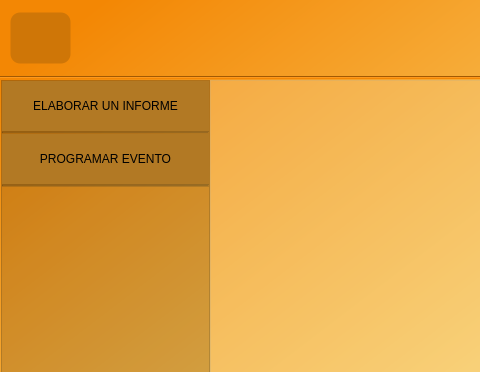
Above: ui_files/mainwindow.ui from Hrndz16/Simes before the change; both pictures show x 0 to 480 and y 0 to 372 of the 836 by 643 pixel window. Below: the same form after it.
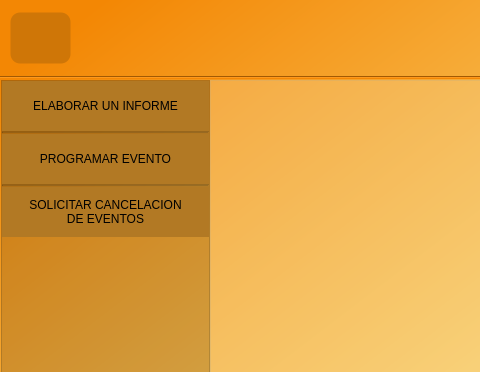
That is the form after the change. The open tabs and pages were chosen to show the change. Icons and pictures are not drawn.

Commit message: Se completo la historia de usuario de visualizar coordinadores y eliminar. También ya se corrrigio los errores en el la lista de coordinadores en asignar un evento

Diff of the .ui file:
```diff
--- a/ui_files/mainwindow.ui
+++ b/ui_files/mainwindow.ui
@@ -3090,6 +3090,23 @@
                     </property>
                    </widget>
                   </item>
+                  <item>
+                   <widget class="QPushButton" name="pushButton">
+                    <property name="minimumSize">
+                     <size>
+                      <width>0</width>
+                      <height>50</height>
+                     </size>
+                    </property>
+                    <property name="autoFillBackground">
+                     <bool>false</bool>
+                    </property>
+                    <property name="text">
+                     <string>SOLICITAR CANCELACION
+DE EVENTOS</string>
+                    </property>
+                   </widget>
+                  </item>
                   <item>
                    <spacer name="verticalSpacer_22">
                     <property name="orientation">
@@ -4572,32 +4589,40 @@
                     </property>
                     <layout class="QVBoxLayout" name="verticalLayout_12">
                      <item>
-                      <layout class="QVBoxLayout" name="verticalLayout_Lis_Coordinadores">
-                       <item>
-                        <widget class="QScrollArea" name="scrollArea_2">
-                         <property name="enabled">
-                          <bool>false</bool>
-                         </property>
-                         <property name="widgetResizable">
-                          <bool>true</bool>
-                         </property>
-                         <widget class="QWidget" name="scrollAreaWidgetContents">
-                          <property name="enabled">
-                           <bool>false</bool>
-                          </property>
-                          <property name="geometry">
-                           <rect>
-                            <x>0</x>
-                            <y>0</y>
-                            <width>608</width>
-                            <height>512</height>
-                           </rect>
-                          </property>
-                          <layout class="QVBoxLayout" name="verticalLayout_15"/>
-                         </widget>
-                        </widget>
-                       </item>
-                      </layout>
+                      <widget class="QScrollArea" name="scrollArea_3">
+                       <property name="widgetResizable">
+                        <bool>true</bool>
+                       </property>
+                       <widget class="QWidget" name="scrollAreaWidgetContents">
+                        <property name="geometry">
+                         <rect>
+                          <x>0</x>
+                          <y>0</y>
+                          <width>628</width>
+                          <height>523</height>
+                         </rect>
+                        </property>
+                        <layout class="QVBoxLayout" name="verticalLayout_15">
+                         <item>
+                          <layout class="QVBoxLayout" name="verticalLayout_Lis_Coordinadores">
+                           <item>
+                            <spacer name="verticalSpacer_4">
+                             <property name="orientation">
+                              <enum>Qt::Vertical</enum>
+                             </property>
+                             <property name="sizeHint" stdset="0">
+                              <size>
+                               <width>20</width>
+                               <height>40</height>
+                              </size>
+                             </property>
+                            </spacer>
+                           </item>
+                          </layout>
+                         </item>
+                        </layout>
+                       </widget>
+                      </widget>
                      </item>
                     </layout>
                    </widget>
```
Left out of the diff: 97 changed lines with no effect on the pictures. The commit also changes 21 other files.
